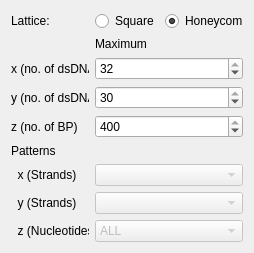
First picture: the form in AdenitaCoreSE/form/SELatticeCreatorEditorGUI.ui, repository 1A-OneAngstrom/Adenita, before the edit.
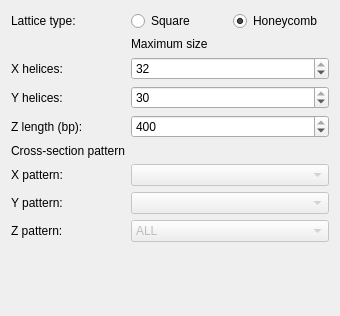
Second picture: the form after the edit.

Commit message:
Improve Adenita editor UI help text
Clarifies labels and contextual help across Adenita editor property widgets and settings. Adds a visible target-base selector for nucleotide mutation, consistent Connect sequence control states, and hides inactive Twister reset controls.

Simplify: remove setHelp

Minor changes in editors UI

Improvements in editors UIs

```diff
--- a/AdenitaCoreSE/form/SELatticeCreatorEditorGUI.ui
+++ b/AdenitaCoreSE/form/SELatticeCreatorEditorGUI.ui
@@ -6,14 +6,14 @@
    <rect>
     <x>0</x>
     <y>0</y>
-    <width>254</width>
-    <height>253</height>
+    <width>340</width>
+    <height>316</height>
    </rect>
   </property>
   <property name="minimumSize">
    <size>
-    <width>250</width>
-    <height>170</height>
+    <width>340</width>
+    <height>240</height>
    </size>
   </property>
   <property name="windowTitle">
@@ -25,56 +25,56 @@
      <item row="9" column="0">
       <widget class="QLabel" name="labelPatternsY">
        <property name="text">
-        <string>  y (Strands)</string>
+        <string>Y pattern:</string>
        </property>
       </widget>
      </item>
      <item row="7" column="0">
       <widget class="QLabel" name="labelPatterns">
        <property name="text">
-        <string>Patterns</string>
+        <string>Cross-section pattern</string>
        </property>
       </widget>
      </item>
      <item row="4" column="0">
       <widget class="QLabel" name="label_5">
        <property name="text">
-        <string>x (no. of dsDNA)</string>
+        <string>X helices:</string>
        </property>
       </widget>
      </item>
      <item row="8" column="0">
       <widget class="QLabel" name="labelPatternsX">
        <property name="text">
-        <string>  x (Strands)</string>
+        <string>X pattern:</string>
        </property>
       </widget>
      </item>
      <item row="10" column="0">
       <widget class="QLabel" name="labelPatternsZ">
        <property name="text">
-        <string>  z (Nucleotides)</string>
+        <string>Z pattern:</string>
        </property>
       </widget>
      </item>
      <item row="6" column="0">
       <widget class="QLabel" name="label_7">
        <property name="text">
-        <string>z (no. of BP)</string>
+        <string>Z length (bp):</string>
        </property>
       </widget>
      </item>
      <item row="5" column="0">
       <widget class="QLabel" name="label_6">
        <property name="text">
-        <string>y (no. of dsDNA)</string>
+        <string>Y helices:</string>
        </property>
       </widget>
      </item>
      <item row="1" column="0" rowspan="2">
       <widget class="QLabel" name="label_9">
        <property name="text">
-        <string>Lattice:</string>
+        <string>Lattice type:</string>
        </property>
       </widget>
      </item>
@@ -98,7 +98,7 @@
      <item row="3" column="1" colspan="2">
       <widget class="QLabel" name="label_8">
        <property name="text">
-        <string>Maximum</string>
+        <string>Maximum size</string>
        </property>
       </widget>
      </item>
@@ -170,6 +170,19 @@
      </item>
     </layout>
    </item>
+   <item>
+    <spacer name="verticalSpacer">
+     <property name="orientation">
+      <enum>Qt::Orientation::Vertical</enum>
+     </property>
+     <property name="sizeHint" stdset="0">
+      <size>
+       <width>20</width>
+       <height>0</height>
+      </size>
+     </property>
+    </spacer>
+   </item>
   </layout>
  </widget>
  <resources/>
```
The commit also changes 43 other files.
